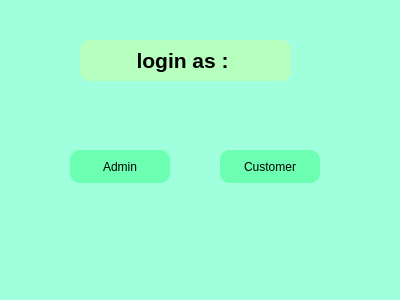
This is loginselectorwindow.ui in anashaybani/Bank as Qt 5 draws it before an edit. The edited form follows.
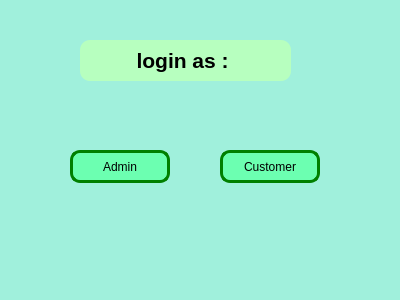
This is the edited form.

Patch:
```diff
--- a/loginselectorwindow.ui
+++ b/loginselectorwindow.ui
@@ -14,8 +14,9 @@
    <string>Form</string>
   </property>
   <property name="styleSheet">
-   <string notr="true">background-color: rgb(212, 253, 255);
-background-color: rgb(160, 255, 220);
+   <string notr="true">
+background-color: rgb(160, 240, 220);
+color: rgb(0, 0, 0);
 </string>
   </property>
   <widget class="QLabel" name="label">
@@ -50,7 +51,9 @@
    <property name="styleSheet">
     <string notr="true">border-radius:10px;
 background-color: rgb(108, 255, 177);
-color: rgb(0, 0, 0);</string>
+color: rgb(0, 0, 0);
+border:3px solid green;
+f</string>
    </property>
    <property name="text">
     <string>Admin</string>
@@ -68,7 +71,9 @@
    <property name="styleSheet">
     <string notr="true">border-radius:10px;
 background-color: rgb(108, 255, 177);
-color: rgb(0, 0, 0);</string>
+color: rgb(0, 0, 0);
+border:3px solid green;
+</string>
    </property>
    <property name="text">
     <string>Customer</string>
```
